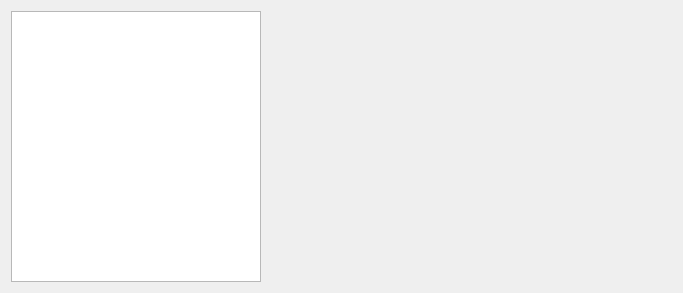
First picture: the form in kcmodule/profiles/profileEditPage.ui, repository KDE/powerdevil, before the edit.
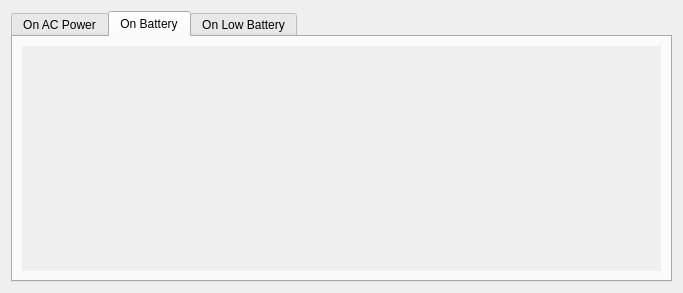
Second picture: the form after the edit. The open tabs and pages were chosen to show the change. Custom widgets are drawn as their Qt base class.

Commit message: Change the profiles UI to reflect changes in how configuration is handled

```diff
--- a/kcmodule/profiles/profileEditPage.ui
+++ b/kcmodule/profiles/profileEditPage.ui
@@ -10,25 +10,19 @@
     <height>293</height>
    </rect>
   </property>
-  <layout class="QHBoxLayout" name="horizontalLayout_5">
+  <layout class="QVBoxLayout" name="verticalLayout">
    <item>
-    <layout class="QHBoxLayout" name="horizontalLayout_2">
-     <item>
-      <layout class="QVBoxLayout" name="listLayout">
-       <item>
-        <widget class="KListWidget" name="profilesList">
-         <property name="maximumSize">
-          <size>
-           <width>250</width>
-           <height>16777215</height>
-          </size>
-         </property>
-        </widget>
-       </item>
-      </layout>
-     </item>
+    <widget class="QTabWidget" name="tabWidget">
+     <property name="currentIndex">
+      <number>0</number>
+     </property>
+     <widget class="QWidget" name="tab">
+      <attribute name="title">
+       <string>On AC Power</string>
+      </attribute>
+      <layout class="QVBoxLayout" name="verticalLayout_2">
      <item>
-      <widget class="QScrollArea" name="scrollArea">
+        <widget class="QScrollArea" name="acScrollArea">
        <property name="frameShape">
         <enum>QFrame::NoFrame</enum>
        </property>
@@ -46,54 +40,85 @@
          <rect>
           <x>0</x>
           <y>0</y>
-          <width>334</width>
-          <height>283</height>
+            <width>100</width>
+            <height>30</height>
          </rect>
         </property>
        </widget>
       </widget>
      </item>
     </layout>
-   </item>
-  </layout>
-  <action name="actionNewProfile">
-   <property name="text">
-    <string>New Profile</string>
-   </property>
-  </action>
-  <action name="actionDeleteProfile">
-   <property name="text">
-    <string>Delete Profile</string>
-   </property>
-  </action>
-  <action name="actionImportProfiles">
-   <property name="text">
-    <string>Import Profiles</string>
-   </property>
-  </action>
-  <action name="actionExportProfiles">
-   <property name="text">
-    <string>Export Profiles</string>
-   </property>
-  </action>
-  <action name="actionRestoreDefaultProfiles">
-   <property name="text">
-    <string>Restore Default Profiles</string>
-   </property>
-  </action>
-  <action name="actionEditProfile">
-   <property name="text">
-    <string>Edit Profile</string>
-   </property>
-  </action>
- </widget>
- <customwidgets>
-  <customwidget>
-   <class>KListWidget</class>
-   <extends>QListWidget</extends>
-   <header>klistwidget.h</header>
-  </customwidget>
- </customwidgets>
+     </widget>
+     <widget class="QWidget" name="tab_2">
+      <attribute name="title">
+       <string>On Battery</string>
+      </attribute>
+      <layout class="QVBoxLayout" name="verticalLayout_3">
+       <item>
+        <widget class="QScrollArea" name="batteryScrollArea">
+         <property name="frameShape">
+          <enum>QFrame::NoFrame</enum>
+         </property>
+         <property name="frameShadow">
+          <enum>QFrame::Plain</enum>
+         </property>
+         <property name="lineWidth">
+          <number>0</number>
+         </property>
+         <property name="widgetResizable">
+          <bool>true</bool>
+         </property>
+         <widget class="QWidget" name="scrollAreaWidgetContents_2">
+          <property name="geometry">
+           <rect>
+            <x>0</x>
+            <y>0</y>
+            <width>100</width>
+            <height>30</height>
+           </rect>
+          </property>
+         </widget>
+        </widget>
+       </item>
+      </layout>
+     </widget>
+     <widget class="QWidget" name="tab_3">
+      <attribute name="title">
+       <string>On Low Battery</string>
+      </attribute>
+      <layout class="QVBoxLayout" name="verticalLayout_4">
+       <item>
+        <widget class="QScrollArea" name="lowBatteryScrollArea">
+         <property name="frameShape">
+          <enum>QFrame::NoFrame</enum>
+         </property>
+         <property name="frameShadow">
+          <enum>QFrame::Plain</enum>
+         </property>
+         <property name="lineWidth">
+          <number>0</number>
+         </property>
+         <property name="widgetResizable">
+          <bool>true</bool>
+         </property>
+         <widget class="QWidget" name="scrollAreaWidgetContents_3">
+          <property name="geometry">
+           <rect>
+            <x>0</x>
+            <y>0</y>
+            <width>100</width>
+            <height>30</height>
+           </rect>
+          </property>
+         </widget>
+        </widget>
+       </item>
+      </layout>
+     </widget>
+    </widget>
+   </item>
+  </layout>
+ </widget>
  <resources/>
  <connections/>
 </ui>
```
Lines whose indentation alone changed are shown as unchanged. The commit also changes 4 other files.
